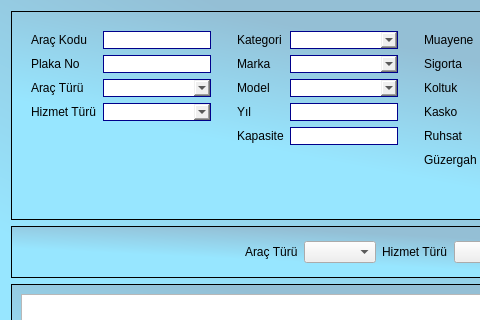
Old version of the form ui/ui_files/vehicles_window.ui in the repository AyhanErcan70/SATTUP; both pictures show x 0 to 480 and y 0 to 320 of the 1098 by 547 pixel window.
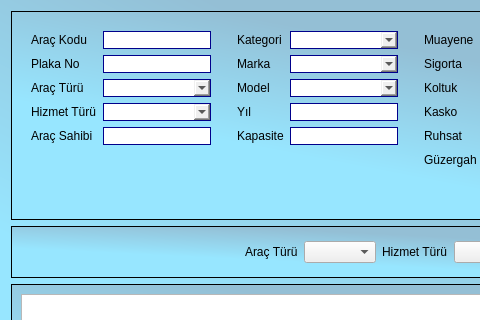
New version of the form.

What changed in the file:
```diff
--- a/ui/ui_files/vehicles_window.ui
+++ b/ui/ui_files/vehicles_window.ui
@@ -121,6 +121,16 @@
            <item row="3" column="1">
             <widget class="QComboBox" name="cmb_hizmet_turu"/>
            </item>
+           <item row="4" column="0">
+            <widget class="QLabel" name="label_10">
+             <property name="text">
+              <string>Araç Sahibi</string>
+             </property>
+            </widget>
+           </item>
+           <item row="4" column="1">
+            <widget class="QLineEdit" name="txt_arac_sahibi"/>
+           </item>
           </layout>
          </widget>
         </item>
```
